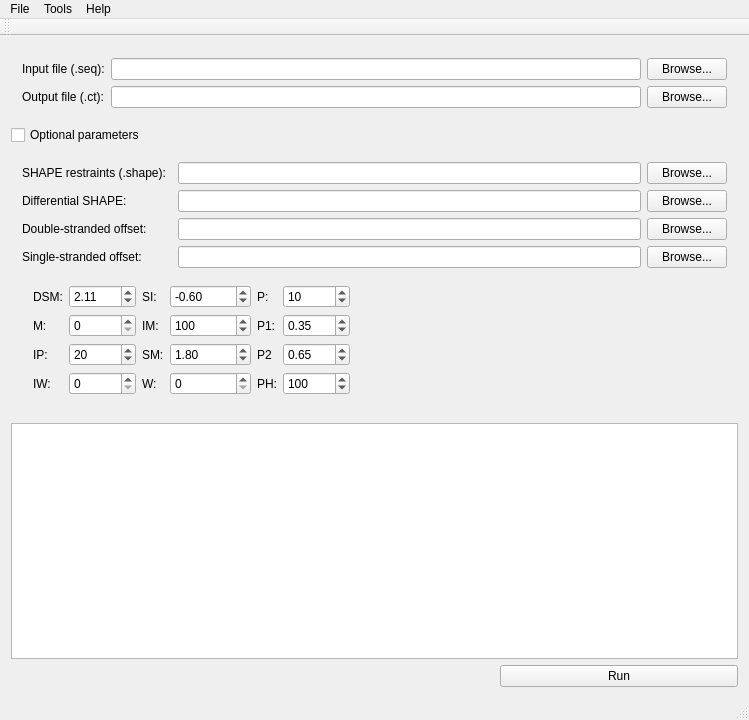
The window that gui/mainwindow.ui (catacs/ShapeKnots-GUI) describes before a commit, drawn with Qt 5.
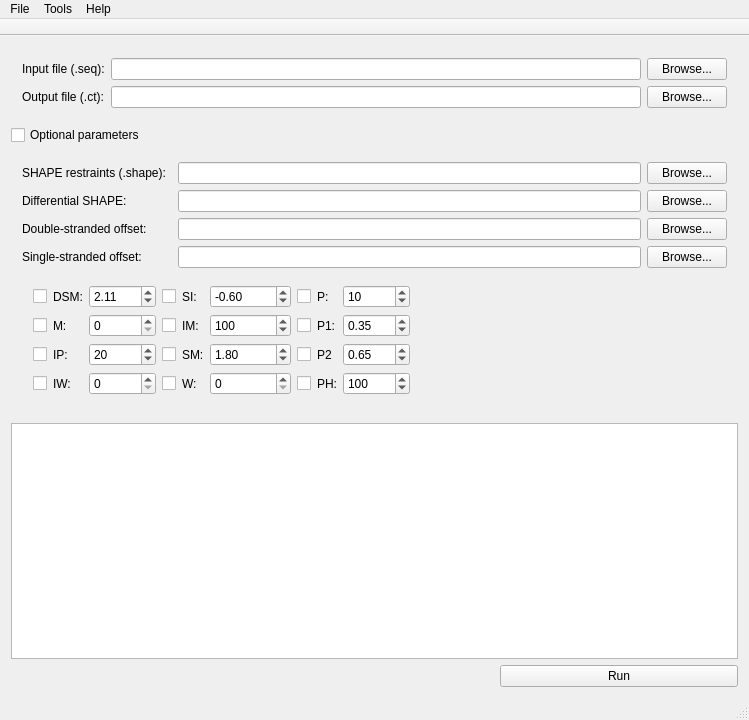
The same window after the commit.

What changed in the file:
```diff
--- a/gui/mainwindow.ui
+++ b/gui/mainwindow.ui
@@ -107,14 +107,92 @@
        <item row="5" column="0" colspan="4">
         <widget class="QWidget" name="m_spinBoxedWidget" native="true">
          <layout class="QGridLayout" name="gridLayout_4">
-          <item row="0" column="3">
-           <widget class="QLabel" name="m_siLabel">
+          <item row="0" column="1">
+           <widget class="QLabel" name="m_dhmLabel">
             <property name="text">
-             <string>SI:</string>
+             <string>DSM:</string>
             </property>
            </widget>
           </item>
-          <item row="1" column="7">
+          <item row="1" column="2">
+           <widget class="QSpinBox" name="m_mspinBox">
+            <property name="maximum">
+             <number>1000000</number>
+            </property>
+           </widget>
+          </item>
+          <item row="1" column="4">
+           <widget class="QLabel" name="m_imLabel">
+            <property name="text">
+             <string>IM:</string>
+            </property>
+           </widget>
+          </item>
+          <item row="0" column="2">
+           <widget class="QDoubleSpinBox" name="m_dsmDoubleSpinBox">
+            <property name="value">
+             <double>2.110000000000000</double>
+            </property>
+           </widget>
+          </item>
+          <item row="3" column="2">
+           <widget class="QSpinBox" name="m_iwSpinBox">
+            <property name="maximum">
+             <number>1000000</number>
+            </property>
+           </widget>
+          </item>
+          <item row="2" column="4">
+           <widget class="QLabel" name="m_smLabel">
+            <property name="text">
+             <string>SM:</string>
+            </property>
+           </widget>
+          </item>
+          <item row="1" column="1">
+           <widget class="QLabel" name="m_mLabel">
+            <property name="text">
+             <string>M:</string>
+            </property>
+           </widget>
+          </item>
+          <item row="0" column="5">
+           <widget class="QDoubleSpinBox" name="m_siDoubleSpinBox">
+            <property name="minimum">
+             <double>-10000.000000000000000</double>
+            </property>
+            <property name="maximum">
+             <double>10000.000000000000000</double>
+            </property>
+            <property name="value">
+             <double>-0.600000000000000</double>
+            </property>
+           </widget>
+          </item>
+          <item row="3" column="8">
+           <widget class="QSpinBox" name="m_phSpinBox">
+            <property name="maximum">
+             <number>1000000</number>
+            </property>
+            <property name="value">
+             <number>100</number>
+            </property>
+           </widget>
+          </item>
+          <item row="2" column="5">
+           <widget class="QDoubleSpinBox" name="m_smDoubleSpinBox">
+            <property name="minimum">
+             <double>-10000.000000000000000</double>
+            </property>
+            <property name="maximum">
+             <double>10000.000000000000000</double>
+            </property>
+            <property name="value">
+             <double>1.800000000000000</double>
+            </property>
+           </widget>
+          </item>
+          <item row="1" column="9">
            <spacer name="horizontalSpacer">
             <property name="orientation">
              <enum>Qt::Horizontal</enum>
@@ -127,184 +205,190 @@
             </property>
            </spacer>
           </item>
-          <item row="2" column="4">
-           <widget class="QDoubleSpinBox" name="m_smDoubleSpinBox">
-            <property name="minimum">
-             <double>-10000.000000000000000</double>
-            </property>
-            <property name="maximum">
-             <double>10000.000000000000000</double>
-            </property>
-            <property name="value">
-             <double>1.800000000000000</double>
-            </property>
-           </widget>
-          </item>
-          <item row="0" column="4">
-           <widget class="QDoubleSpinBox" name="m_siDoubleSpinBox">
-            <property name="minimum">
-             <double>-10000.000000000000000</double>
-            </property>
-            <property name="maximum">
-             <double>10000.000000000000000</double>
-            </property>
-            <property name="value">
-             <double>-0.600000000000000</double>
-            </property>
-           </widget>
-          </item>
           <item row="1" column="0">
-           <widget class="QLabel" name="m_mLabel">
+           <widget class="QCheckBox" name="m_useMCheckbox">
             <property name="text">
-             <string>M:</string>
+             <string/>
             </property>
            </widget>
           </item>
-          <item row="2" column="3">
-           <widget class="QLabel" name="m_smLabel">
+          <item row="0" column="4">
+           <widget class="QLabel" name="m_siLabel">
             <property name="text">
-             <string>SM:</string>
+             <string>SI:</string>
             </property>
            </widget>
           </item>
-          <item row="0" column="1">
-           <widget class="QDoubleSpinBox" name="m_dsmDoubleSpinBox">
-            <property name="value">
-             <double>2.110000000000000</double>
-            </property>
-           </widget>
-          </item>
-          <item row="1" column="3">
-           <widget class="QLabel" name="m_imLabel">
+          <item row="0" column="3">
+           <widget class="QCheckBox" name="m_useSICheckbox">
             <property name="text">
-             <string>IM:</string>
-            </property>
-           </widget>
-          </item>
-          <item row="3" column="1">
-           <widget class="QSpinBox" name="m_iwSpinBox">
-            <property name="maximum">
-             <number>1000000</number>
-            </property>
-           </widget>
-          </item>
-          <item row="1" column="1">
-           <widget class="QSpinBox" name="m_mspinBox">
-            <property name="maximum">
-             <number>1000000</number>
+             <string/>
             </property>
            </widget>
           </item>
           <item row="0" column="0">
-           <widget class="QLabel" name="m_dhmLabel">
+           <widget class="QCheckBox" name="m_useDSMCheckbox">
             <property name="text">
-             <string>DSM:</string>
+             <string/>
+            </property>
+           </widget>
+          </item>
+          <item row="3" column="0">
+           <widget class="QCheckBox" name="m_useIWCheckbox">
+            <property name="text">
+             <string/>
+            </property>
+           </widget>
+          </item>
+          <item row="1" column="3">
+           <widget class="QCheckBox" name="m_useIMCheckbox">
+            <property name="text">
+             <string/>
             </property>
            </widget>
           </item>
           <item row="3" column="3">
-           <widget class="QLabel" name="m_wLabel">
+           <widget class="QCheckBox" name="m_useWCheckbox">
             <property name="text">
-             <string>W:</string>
-            </property>
-           </widget>
-          </item>
-          <item row="2" column="1">
-           <widget class="QSpinBox" name="m_ipSpinBox">
-            <property name="maximum">
-             <number>100</number>
-            </property>
-            <property name="value">
-             <number>20</number>
-            </property>
-           </widget>
-          </item>
-          <item row="1" column="4">
-           <widget class="QSpinBox" name="m_imSpinBox">
-            <property name="maximum">
-             <number>100000</number>
-            </property>
-            <property name="value">
-             <number>100</number>
+             <string/>
             </property>
            </widget>
           </item>
           <item row="2" column="0">
-           <widget class="QLabel" name="m_ipLabel">
+           <widget class="QCheckBox" name="m_useIPCheckbox">
             <property name="text">
-             <string>IP:</string>
+             <string/>
             </property>
            </widget>
           </item>
-          <item row="3" column="0">
-           <widget class="QLabel" name="m_iwLabel">
+          <item row="3" column="7">
+           <widget class="QLabel" name="m_phLabel">
             <property name="text">
-             <string>IW:</string>
+             <string>PH:</string>
             </property>
            </widget>
           </item>
-          <item row="3" column="4">
-           <widget class="QSpinBox" name="m_wSpinBox"/>
+          <item row="0" column="7">
+           <widget class="QLabel" name="m_pLabel">
+            <property name="text">
+             <string>P:</string>
+            </property>
+           </widget>
           </item>
-          <item row="2" column="5">
+          <item row="0" column="8">
+           <widget class="QSpinBox" name="m_pSpinBox">
+            <property name="maximum">
+             <number>100</number>
+            </property>
+            <property name="value">
+             <number>10</number>
+            </property>
+           </widget>
+          </item>
+          <item row="1" column="7">
+           <widget class="QLabel" name="m_p1Label">
+            <property name="text">
+             <string>P1:</string>
+            </property>
+           </widget>
+          </item>
+          <item row="2" column="3">
+           <widget class="QCheckBox" name="m_useSMCheckbox">
+            <property name="text">
+             <string/>
+            </property>
+           </widget>
+          </item>
+          <item row="1" column="8">
+           <widget class="QDoubleSpinBox" name="m_p1DoubleSpinBox">
+            <property name="value">
+             <double>0.350000000000000</double>
+            </property>
+           </widget>
+          </item>
+          <item row="2" column="7">
            <widget class="QLabel" name="m_p2Label">
             <property name="text">
              <string>P2</string>
             </property>
            </widget>
           </item>
-          <item row="2" column="6">
+          <item row="2" column="8">
            <widget class="QDoubleSpinBox" name="m_p2DoubleSpinBox">
             <property name="value">
              <double>0.650000000000000</double>
             </property>
            </widget>
           </item>
-          <item row="1" column="6">
-           <widget class="QDoubleSpinBox" name="m_p1DoubleSpinBox">
-            <property name="value">
-             <double>0.350000000000000</double>
+          <item row="3" column="5">
+           <widget class="QSpinBox" name="m_wSpinBox"/>
+          </item>
+          <item row="3" column="1">
+           <widget class="QLabel" name="m_iwLabel">
+            <property name="text">
+             <string>IW:</string>
+            </property>
+           </widget>
+          </item>
+          <item row="2" column="1">
+           <widget class="QLabel" name="m_ipLabel">
+            <property name="text">
+             <string>IP:</string>
             </property>
            </widget>
           </item>
           <item row="1" column="5">
-           <widget class="QLabel" name="m_p1Label">
-            <property name="text">
-             <string>P1:</string>
+           <widget class="QSpinBox" name="m_imSpinBox">
+            <property name="maximum">
+             <number>100000</number>
             </property>
+            <property name="value">
+             <number>100</number>
+            </property>
            </widget>
           </item>
-          <item row="0" column="5">
-           <widget class="QLabel" name="m_pLabel">
+          <item row="2" column="2">
+           <widget class="QSpinBox" name="m_ipSpinBox">
+            <property name="maximum">
+             <number>100</number>
+            </property>
+            <property name="value">
+             <number>20</number>
+            </property>
+           </widget>
+          </item>
+          <item row="3" column="4">
+           <widget class="QLabel" name="m_wLabel">
             <property name="text">
-             <string>P:</string>
+             <string>W:</string>
             </property>
            </widget>
           </item>
           <item row="0" column="6">
-           <widget class="QSpinBox" name="m_pSpinBox">
-            <property name="maximum">
-             <number>100</number>
+           <widget class="QCheckBox" name="m_usePCheckbox">
+            <property name="text">
+             <string/>
             </property>
-            <property name="value">
-             <number>10</number>
+           </widget>
+          </item>
+          <item row="1" column="6">
+           <widget class="QCheckBox" name="m_useP1Checkbox">
+            <property name="text">
+             <string/>
             </property>
            </widget>
           </item>
-          <item row="3" column="5">
-           <widget class="QLabel" name="m_phLabel">
+          <item row="2" column="6">
+           <widget class="QCheckBox" name="m_useP2Checkbox">
             <property name="text">
-             <string>PH:</string>
+             <string/>
             </property>
            </widget>
           </item>
           <item row="3" column="6">
-           <widget class="QSpinBox" name="m_phSpinBox">
-            <property name="maximum">
-             <number>1000000</number>
-            </property>
-            <property name="value">
-             <number>100</number>
+           <widget class="QCheckBox" name="m_usePHCheckbox">
+            <property name="text">
+             <string/>
             </property>
            </widget>
           </item>
@@ -431,11 +515,17 @@
    <addaction name="menuAbout"/>
   </widget>
   <widget class="QToolBar" name="m_mainToolBar">
+   <property name="movable">
+    <bool>false</bool>
+   </property>
+   <property name="floatable">
+    <bool>false</bool>
+   </property>
    <attribute name="toolBarArea">
     <enum>TopToolBarArea</enum>
    </attribute>
    <attribute name="toolBarBreak">
-    <bool>false</bool>
+    <bool>true</bool>
    </attribute>
   </widget>
   <widget class="QStatusBar" name="m_statusBar"/>
```
